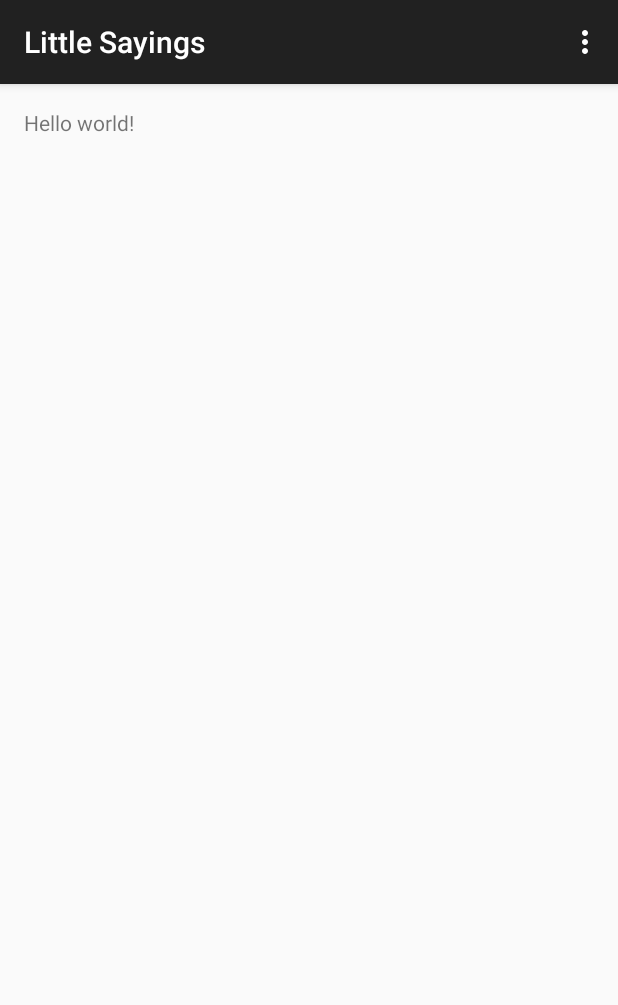
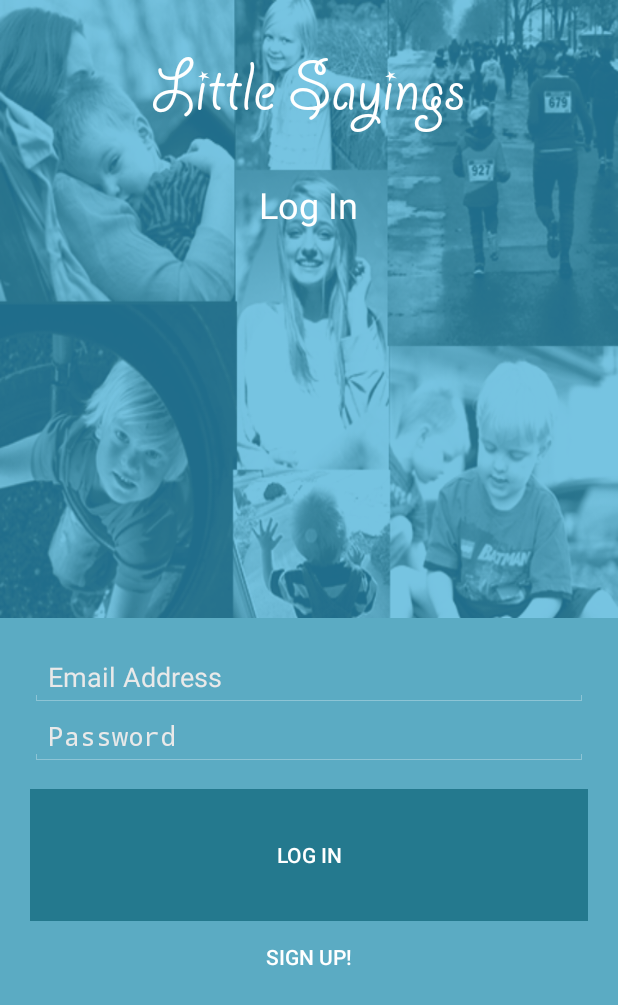
Before and after one commit to c3837433/Cross-Plaform, an Android app: the screen it shows after launch (Launch before the commit, LoginRegisterActivity after it), on a phone screen of 412 x 824 dp. Shown: the top 1005 px of the screen. Run offline under Robolectric (Android 15) with nearby library versions, the light colour scheme and no system bars; 2 statements that could not run were skipped.

Commit message:
Login screen loads with login fragment when user is not logged in. Email and password views pass entered data back to activity when user presses log in button and sign up button listener is working as well.

```diff
--- a/Sayings/app/src/main/AndroidManifest.xml
+++ b/Sayings/app/src/main/AndroidManifest.xml
@@ -19,6 +19,10 @@
                 <category android:name="android.intent.category.LAUNCHER" />
             </intent-filter>
         </activity>
+        <activity
+            android:name=".LoginRegisterActivity"
+            android:label="@string/title_activity_login_register" >
+        </activity>
     </application>
 
 </manifest>
--- /dev/null
+++ b/Sayings/app/src/main/java/com/example/angessmith/littlesayings/Fragment/LoginFragment.java
@@ -0,0 +1,98 @@
+package com.example.angessmith.littlesayings.Fragment;
+
+import android.app.Activity;
+import android.os.Bundle;
+import android.app.Fragment;
+import android.view.LayoutInflater;
+import android.view.View;
+import android.view.ViewGroup;
+import android.widget.Button;
+import android.widget.EditText;
+
+import com.example.angessmith.littlesayings.R;
+
+public class LoginFragment extends Fragment implements View.OnClickListener {
+
+    // Create the tag
+    public static final String TAG = "LoginFragment.TAG";
+    // Set up the edit text views to get the entered data when user logs in
+    private EditText mEnteredEmailTextView;
+    private EditText mEnteredPasswordView;
+    // Define the listener interface for clicks
+    private OnFragmentButtonClickListener mListener;
+
+
+    public static LoginFragment newInstance() {
+        return new LoginFragment();
+    }
+
+    public LoginFragment() {
+        // Required empty public constructor
+    }
+
+    @Override
+    public void onCreate(Bundle savedInstanceState) {
+        super.onCreate(savedInstanceState);
+
+    }
+
+    @Override
+    public View onCreateView(LayoutInflater inflater, ViewGroup container,
+                             Bundle savedInstanceState) {
+        // Inflate the layout for this fragment
+        View view = inflater.inflate(R.layout.fragment_login, container, false);
+        // Get the login or register buttons
+        Button loginButton = (Button) view.findViewById(R.id.login_log_user_button);
+        Button registerButton = (Button) view.findViewById(R.id.login_register_signup_button);
+
+        // set the listeners to the buttons
+        loginButton.setOnClickListener(this);
+        registerButton.setOnClickListener(this);
+
+        // get email and password textfields set
+        mEnteredEmailTextView = (EditText)view.findViewById(R.id.login_email);
+        mEnteredPasswordView = (EditText) view.findViewById(R.id.login_password);
+
+        // return the view
+        return view;
+
+    }
+
+
+    @Override
+    public void onAttach(Activity activity) {
+        super.onAttach(activity);
+        try {
+            mListener = (OnFragmentButtonClickListener) activity;
+        } catch (ClassCastException e) {
+            throw new ClassCastException(activity.toString()
+                    + " must implement OnFragmentInteractionListener");
+        }
+    }
+
+    @Override
+    public void onDetach() {
+        super.onDetach();
+        mListener = null;
+    }
+
+    @Override
+    public void onClick(View v) {
+        // see which button was selected
+        switch (v.getId()) {
+            case R.id.login_register_signup_button:
+                mListener.switchToRegisterFragment();
+                break;
+            case R.id.login_log_user_button:
+                // Get the entered username and password from the fields for verification
+                mListener.verifyEnteredLogInCredentialsForLogIn(mEnteredEmailTextView.getText().toString(), mEnteredPasswordView.getText().toString());
+        }
+    }
+
+
+    public interface OnFragmentButtonClickListener {
+        public void verifyEnteredLogInCredentialsForLogIn(String email, String password);
+        public void switchToRegisterFragment();
+    }
+
+}
--- a/Sayings/app/src/main/java/com/example/angessmith/littlesayings/Launch.java
+++ b/Sayings/app/src/main/java/com/example/angessmith/littlesayings/Launch.java
@@ -1,46 +1,56 @@
 package com.example.angessmith.littlesayings;
 
-import android.support.v7.app.ActionBarActivity;
+import android.app.Activity;
+import android.content.Intent;
+import android.graphics.Typeface;
 import android.os.Bundle;
-import android.view.Menu;
-import android.view.MenuItem;
+import android.util.Log;
+import android.widget.TextView;
+import android.widget.Toast;
 
 import com.parse.Parse;
+import com.parse.ParseUser;
 
 
-public class Launch extends ActionBarActivity {
+public class Launch extends Activity {
+
+    public static final String TAG = "Launch";
+    public static final int LOGIN_REGISTER_INTENT = 9212011;
 
     @Override
     protected void onCreate(Bundle savedInstanceState) {
         super.onCreate(savedInstanceState);
         setContentView(R.layout.activity_launch);
 
+        // Set up font for launch logo
+        TextView titleTextView = (TextView) findViewById(R.id.launch_logo_title);
+        Typeface face = Typeface.createFromAsset(getAssets(),"fonts/giddyup.otf");
+        titleTextView.setTypeface(face);
+
         // Enable local data store and initialize this app with Parse
         Parse.enableLocalDatastore(this);
         Parse.initialize(this, "N2wRnfGDdmtURsVA4IZfgXU5UdjREkHbQepbwxBv", "kUzQRnQ1mpbyVJ8rLnjbfUYUnIHYqTotnjstXcxu");
 
+        // Check network
+        NetworkChecker networkChecker = new NetworkChecker(this);
+        boolean canAccess = networkChecker.networkAvailable();
+        if (canAccess) {
+            // See if we are logged in
+            final ParseUser currentUser = ParseUser.getCurrentUser();
+            if (currentUser != null) {
+                // user is logged in, move to saying list
+                Log.i(TAG, "User logged in");
+            } else {
+                // user needs to log in, move to login screen
+                Log.i(TAG, "User not logged in");
+                Intent loginIntent = new Intent(this, LoginRegisterActivity.class);
+                startActivityForResult(loginIntent, LOGIN_REGISTER_INTENT);
+            }
+        } else {
+            // Unable to access internet, inform user
+            Toast.makeText(this, "Please check your internet access.", Toast.LENGTH_LONG).show();
+        }
+
     }
 
-
-    @Override
-    public boolean onCreateOptionsMenu(Menu menu) {
-        // Inflate the menu; this adds items to the action bar if it is present.
-        getMenuInflater().inflate(R.menu.menu_launch, menu);
-        return true;
-    }
-
-    @Override
-    public boolean onOptionsItemSelected(MenuItem item) {
-        // Handle action bar item clicks here. The action bar will
-        // automatically handle clicks on the Home/Up button, so long
-        // as you specify a parent activity in AndroidManifest.xml.
-        int id = item.getItemId();
-
-        //noinspection SimplifiableIfStatement
-        if (id == R.id.action_settings) {
-            return true;
-        }
-
-        return super.onOptionsItemSelected(item);
-    }
 }
--- /dev/null
+++ b/Sayings/app/src/main/java/com/example/angessmith/littlesayings/LoginRegisterActivity.java
@@ -0,0 +1,40 @@
+package com.example.angessmith.littlesayings;
+
+import android.app.Activity;
+import android.graphics.Typeface;
+import android.os.Bundle;
+import android.util.Log;
+import android.widget.TextView;
+
+import com.example.angessmith.littlesayings.Fragment.LoginFragment;
+
+
+public class LoginRegisterActivity extends Activity implements LoginFragment.OnFragmentButtonClickListener {
+
+    public static final String TAG = "LoginRegisterActivity.TAG";
+    @Override
+    protected void onCreate(Bundle savedInstanceState) {
+        super.onCreate(savedInstanceState);
+        setContentView(R.layout.activity_login_register);
+        // Set up logo font
+        TextView titleTextView = (TextView) findViewById(R.id.login_logo_title);
+        Typeface face = Typeface.createFromAsset(getAssets(),"fonts/giddyup.otf");
+        titleTextView.setTypeface(face);
+
+        //set up the fragment to display the log in option to the user
+        LoginFragment loginFragment = LoginFragment.newInstance();
+        getFragmentManager().beginTransaction().replace(R.id.login_register_container, loginFragment, LoginFragment.TAG).commit();
+    }
+
+
+    @Override
+    public void verifyEnteredLogInCredentialsForLogIn(String email, String password) {
+        Log.d(TAG, "User attempting to log in with " + email + " and password: " + password);
+    }
+
+    @Override
+    public void switchToRegisterFragment() {
+        Log.d(TAG, "User wants to register, switch fragments");
+
+    }
+}
--- /dev/null
+++ b/Sayings/app/src/main/java/com/example/angessmith/littlesayings/NetworkChecker.java
@@ -0,0 +1,27 @@
+package com.example.angessmith.littlesayings;
+
+
+ // Created by AngeSSmith on 2/2/15.
+
+import android.content.Context;
+import android.net.ConnectivityManager;
+import android.net.NetworkInfo;
+
+public class NetworkChecker {
+
+    Context mContext;
+
+    // Create the checker class
+    public NetworkChecker (Context _context) {
+        this.mContext = _context;
+    }
+
+    // See if the user has a working internet connection for Parse
+    public boolean networkAvailable () {
+        ConnectivityManager manager = (ConnectivityManager)mContext.getSystemService(Context.CONNECTIVITY_SERVICE);
+        // Access the current network state
+        NetworkInfo networkInfo = manager.getActiveNetworkInfo();
+        // return if have access and are connected
+        return networkInfo != null && networkInfo.isConnected();
+    }
+}
--- a/Sayings/app/src/main/res/layout/activity_launch.xml
+++ b/Sayings/app/src/main/res/layout/activity_launch.xml
@@ -1,11 +1,26 @@
 <RelativeLayout xmlns:android="http://schemas.android.com/apk/res/android"
-    xmlns:tools="http://schemas.android.com/tools" android:layout_width="match_parent"
-    android:layout_height="match_parent" android:paddingLeft="@dimen/activity_horizontal_margin"
-    android:paddingRight="@dimen/activity_horizontal_margin"
-    android:paddingTop="@dimen/activity_vertical_margin"
-    android:paddingBottom="@dimen/activity_vertical_margin" tools:context=".Launch">
+    xmlns:tools="http://schemas.android.com/tools"
+    android:layout_width="fill_parent"
+    android:layout_height="fill_parent"
+    tools:context=".Launch">
 
-    <TextView android:text="@string/hello_world" android:layout_width="wrap_content"
-        android:layout_height="wrap_content" />
+    <ImageView
+        android:id="@+id/launch_bg_image"
+        android:layout_width="fill_parent"
+        android:layout_height="fill_parent"
+        android:scaleType="centerCrop"
+        android:src="@drawable/imagesbg" />
+
+    <TextView
+        android:id="@+id/launch_logo_title"
+        android:layout_width="wrap_content"
+        android:layout_height="wrap_content"
+        android:layout_alignParentTop="true"
+        android:layout_marginTop="30dp"
+        android:layout_centerHorizontal="true"
+        android:textAppearance="?android:attr/textAppearanceLarge"
+        android:text="Little Sayings"
+        android:textColor="@color/white"
+        android:textSize="44dp"/>
 
 </RelativeLayout>
--- /dev/null
+++ b/Sayings/app/src/main/res/layout/activity_login_register.xml
@@ -0,0 +1,47 @@
+<LinearLayout xmlns:android="http://schemas.android.com/apk/res/android"
+    xmlns:tools="http://schemas.android.com/tools"
+    android:layout_width="match_parent"
+    android:layout_height="match_parent"
+    android:orientation="vertical"
+    android:background="@drawable/imagesbg"
+    tools:context="com.example.angessmith.littlesayings.LoginRegisterActivity">
+
+    <LinearLayout
+        android:layout_width="fill_parent"
+        android:layout_height="0dp"
+        android:layout_weight="1"
+        android:id="@+id/logo_container"
+        android:orientation="vertical">
+        <TextView
+            android:id="@+id/login_logo_title"
+            android:layout_width="wrap_content"
+            android:layout_height="wrap_content"
+            android:layout_marginTop="30dp"
+            android:layout_gravity="center_horizontal"
+            android:textAppearance="?android:attr/textAppearanceLarge"
+            android:text="Little Sayings"
+            android:textColor="@color/white"
+            android:textSize="50dp"/>
+        <TextView
+            android:id="@+id/login_register_name"
+            android:layout_width="wrap_content"
+            android:layout_height="wrap_content"
+            android:layout_marginTop="30dp"
+            android:layout_gravity="center_horizontal"
+            android:text="Log In"
+            android:textColor="@color/white"
+            android:textSize="24dp"/>
+
+    </LinearLayout>
+
+    <LinearLayout
+        android:layout_width="fill_parent"
+        android:layout_height="0dp"
+        android:layout_weight="1"
+        android:id="@+id/login_register_container"
+        android:background="@color/lt_blue"
+        android:orientation="vertical">
+
+    </LinearLayout>
+
+</LinearLayout>
--- /dev/null
+++ b/Sayings/app/src/main/res/layout/fragment_login.xml
@@ -0,0 +1,65 @@
+<LinearLayout xmlns:android="http://schemas.android.com/apk/res/android"
+    xmlns:tools="http://schemas.android.com/tools"
+    android:layout_width="match_parent"
+    android:layout_height="match_parent"
+    tools:context="com.example.angessmith.littlesayings.Fragment.LoginFragment">
+
+        <LinearLayout
+            android:layout_width="fill_parent"
+            android:layout_height="wrap_content"
+            android:background="@color/lt_blue"
+            android:orientation="vertical"
+            android:padding="20dp">
+            <EditText
+                android:layout_width="match_parent"
+                android:layout_height="wrap_content"
+                android:inputType="textEmailAddress"
+                android:hint="Email Address"
+                android:theme="@android:style/Theme.Holo"
+                android:ems="10"
+                android:textColor="#ffffff"
+                android:textColorHint="#ffe9e9e9"
+                android:selectAllOnFocus="false"
+                android:id="@+id/login_email"
+                android:layout_gravity="center_horizontal" />
+
+            <EditText
+                android:layout_width="match_parent"
+                android:layout_height="wrap_content"
+                android:inputType="textPassword"
+                android:theme="@android:style/Theme.Holo"
+                android:hint="Password"
+                android:textColor="#ffffff"
+                android:textColorHint="#ffe9e9e9"
+                android:ems="10"
+                android:id="@+id/login_password"
+                android:layout_marginBottom="15dp"/>
+
+            <LinearLayout
+                android:layout_width="fill_parent"
+                android:layout_height="wrap_content"
+                android:orientation="vertical"
+                android:background="@color/dk_blue"
+                android:padding="20dp">
+                <Button
+                    android:layout_width="wrap_content"
+                    android:layout_height="wrap_content"
+                    android:text="Log In"
+                    android:textColor="@color/white"
+                    android:id="@+id/login_log_user_button"
+                    android:layout_gravity="center_horizontal"
+                    android:background="@null"/>
+            </LinearLayout>
+            <Button
+                android:layout_width="wrap_content"
+                android:layout_height="wrap_content"
+                android:id="@+id/login_register_signup_button"
+                android:text="Sign Up!"
+                android:background="@null"
+                android:textColor="@color/white"
+                android:layout_gravity="center_horizontal"/>
+
+        </LinearLayout>
+
+
+</LinearLayout>
--- a/Sayings/app/src/main/res/values/strings.xml
+++ b/Sayings/app/src/main/res/values/strings.xml
@@ -4,5 +4,7 @@
     <string name="app_name">Little Sayings</string>
     <string name="hello_world">Hello world!</string>
     <string name="action_settings">Settings</string>
+    <string name="title_activity_login_register">LoginRegisterActivity</string>
+    <string name="hello_blank_fragment">Hello blank fragment</string>
 
 </resources>
```
Also changed, not shown: Sayings/app/src/main/res/menu/menu_login_register.xml (added, +7 -0 lines), Sayings/app/src/main/res/values/color.xml (added, +14 -0 lines), Sayings/app/src/main/assets/fonts/giddyup.otf (added), Sayings/app/src/main/res/drawable/images_bg.png (added), Sayings/app/src/main/res/drawable/imagesbg.png (added), Sayings/app/src/main/res/drawable/loginbg.png (added), Sayings/app/src/main/res/drawable/registerbg.png (added), Sayings/app/src/main/res/drawable/talking.png (added).
